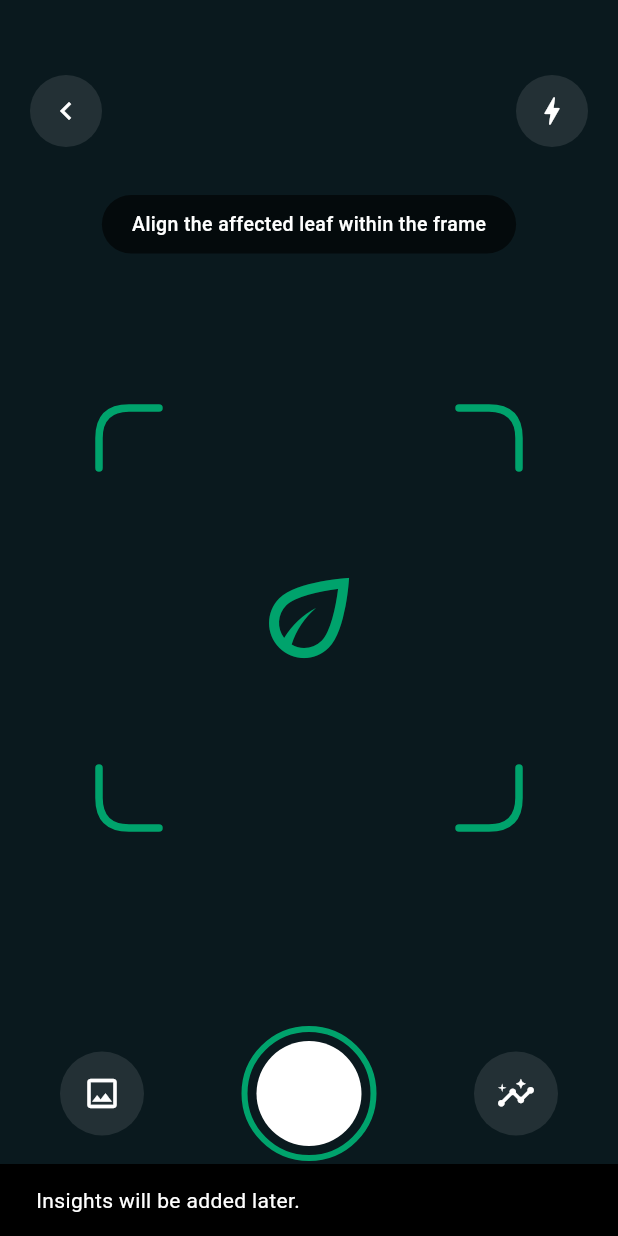
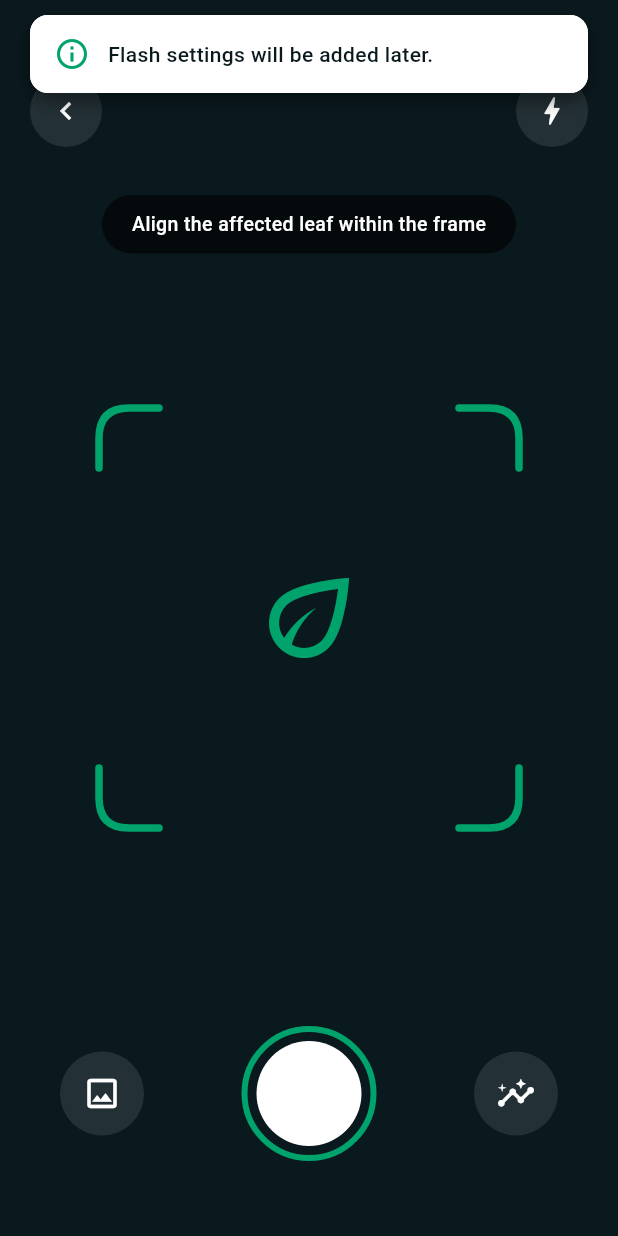
Before and after one commit to nafijur-rahaman/Crop_Doctor, a Flutter app: the CameraScreen screen opened directly, item 3 of the bottom bar chosen, after a tap on the "bolt" icon, on a phone screen of 412 x 824 dp. Run offline on Flutter 3.47's test engine with Material 3 defaults, Android fonts, the phone set to English and light mode, and no system bars; our stand-ins replace image_picker.

Commit message:
Refactor notifications to use CustomNotification globally and fix compilation issues
Details:
- Replaced all ScaffoldMessenger SnackBar instances with custom top-down CustomNotification across all screens (Auth, Camera, Forum, History, Profile, Result).
- Fixed 'image_picker_widget.dart' compilation error by passing bytes to ResultScreen and resolving async gaps with mounted checks.
- Fixed 'widget_test.dart' failure by using the correct CropDiseaseDetection class and adjusting view sizes to prevent RenderFlex overflows.

```diff
--- a/mobile/lib/screens/auth_screen.dart
+++ b/mobile/lib/screens/auth_screen.dart
@@ -1,5 +1,6 @@
 import 'package:flutter/material.dart';
 
+import '../widgets/custom_notification.dart';
 import 'main_layout.dart';
 import 'register_screen.dart';
 
@@ -49,9 +50,7 @@ class _AuthScreenState extends State<AuthScreen> {
       return;
     }
 
-    ScaffoldMessenger.of(context).showSnackBar(
-      const SnackBar(content: Text('Use dummy login: tanjid / 123456')),
-    );
+    CustomNotification.show(context, 'Use dummy login: tanjid / 123456');
   }
 
   @override
--- a/mobile/lib/screens/camera_screen.dart
+++ b/mobile/lib/screens/camera_screen.dart
@@ -3,6 +3,7 @@ import 'dart:typed_data';
 import 'package:flutter/material.dart';
 import 'package:image_picker/image_picker.dart';
 
+import '../widgets/custom_notification.dart';
 import 'result_screen.dart';
 
 class CameraScreen extends StatefulWidget {
@@ -50,11 +51,7 @@ class _CameraScreenState extends State<CameraScreen> {
         return;
       }
 
-      ScaffoldMessenger.of(context).showSnackBar(
-        const SnackBar(
-          content: Text('Could not open image picker. Please try again.'),
-        ),
-      );
+      CustomNotification.show(context, 'Could not open image picker. Please try again.');
     } finally {
       if (mounted) {
         setState(() {
@@ -84,11 +81,7 @@ class _CameraScreenState extends State<CameraScreen> {
                 _buildCircleIcon(
                   icon: Icons.bolt_outlined,
                   onTap: () {
-                    ScaffoldMessenger.of(context).showSnackBar(
-                      const SnackBar(
-                        content: Text('Flash settings will be added later.'),
-                      ),
-                    );
+                    CustomNotification.show(context, 'Flash settings will be added later.');
                   },
                 ),
               ],
@@ -162,11 +155,7 @@ class _CameraScreenState extends State<CameraScreen> {
                   _buildBottomAction(
                     icon: Icons.insights_outlined,
                     onTap: () {
-                      ScaffoldMessenger.of(context).showSnackBar(
-                        const SnackBar(
-                          content: Text('Insights will be added later.'),
-                        ),
-                      );
+                      CustomNotification.show(context, 'Insights will be added later.');
                     },
                   ),
                 ],
--- a/mobile/lib/screens/history_screen.dart
+++ b/mobile/lib/screens/history_screen.dart
@@ -2,6 +2,7 @@ import 'package:flutter/material.dart';
 
 import '../app_state.dart';
 import '../models/history_item.dart';
+import '../widgets/custom_notification.dart';
 
 class HistoryScreen extends StatefulWidget {
   const HistoryScreen({super.key});
@@ -89,9 +90,7 @@ class _HistoryScreenState extends State<HistoryScreen> {
                       return InkWell(
                         borderRadius: BorderRadius.circular(20),
                         onTap: () {
-                          ScaffoldMessenger.of(context).showSnackBar(
-                            SnackBar(content: Text('Opened ${log.title}')),
-                          );
+                          CustomNotification.show(context, 'Opened ${log.title}');
                         },
                         child: Container(
                           margin: const EdgeInsets.only(bottom: 15),
--- a/mobile/lib/screens/profile_screen.dart
+++ b/mobile/lib/screens/profile_screen.dart
@@ -1,5 +1,6 @@
 import 'package:flutter/material.dart';
 
+import '../widgets/custom_notification.dart';
 import 'auth_screen.dart';
 
 class ProfileScreen extends StatelessWidget {
@@ -213,9 +214,7 @@ class ProfileScreen extends StatelessWidget {
       ),
       trailing: const Icon(Icons.chevron_right, color: Colors.grey, size: 20),
       onTap: () {
-        ScaffoldMessenger.of(context).showSnackBar(
-          SnackBar(content: Text('$title will be expanded later.')),
-        );
+        CustomNotification.show(context, '$title will be expanded later.');
       },
     );
   }
--- a/mobile/lib/screens/result_screen.dart
+++ b/mobile/lib/screens/result_screen.dart
@@ -3,6 +3,7 @@ import 'dart:typed_data';
 import 'package:flutter/material.dart';
 
 import '../app_state.dart';
+import '../widgets/custom_notification.dart';
 import 'forum_screen.dart';
 
 class ResultScreen extends StatelessWidget {
@@ -197,9 +198,7 @@ class ResultScreen extends StatelessWidget {
               title: _diagnosisTitle,
               statusColor: _diagnosisColor,
             );
-            ScaffoldMessenger.of(context).showSnackBar(
-              const SnackBar(content: Text('Saved to history.')),
-            );
+            CustomNotification.show(context, 'Saved to history.');
             Navigator.pop(context);
           },
           style: ElevatedButton.styleFrom(
```
Also changed, not shown: mobile/lib/screens/forum_screen.dart (+3 -8 lines).
